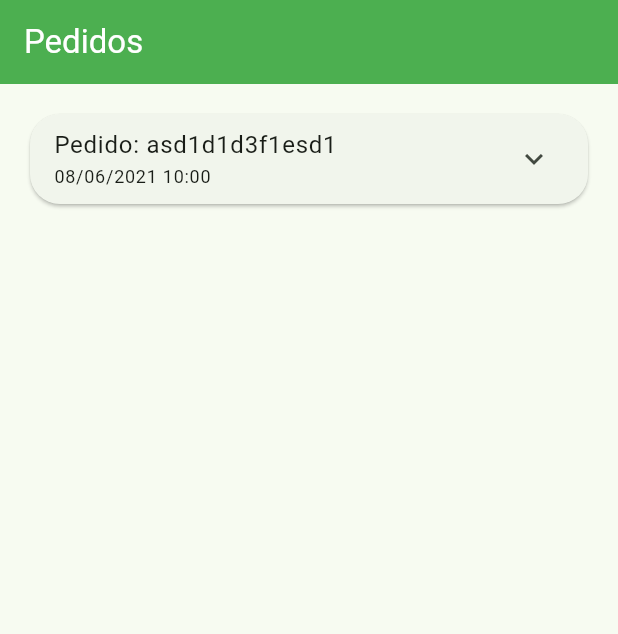
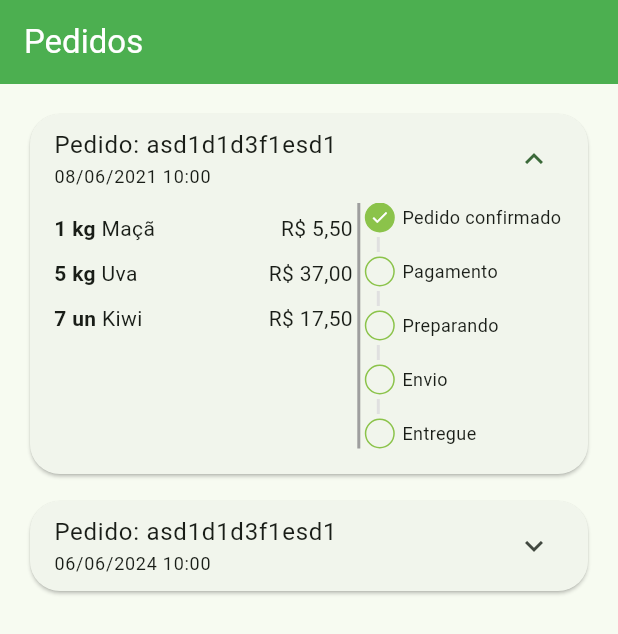
Before and after one commit to ribeiro-paulo/greengrocer-app, a Flutter app: the OrdersTab screen opened directly, on a phone screen of 412 x 824 dp. Shown: the top 634 px of the screen. Run offline on Flutter 3.47's test engine with Material 3 defaults, Android fonts, the phone set to English and light mode, and no system bars; our stand-ins replace animated_text_kit, mask_text_input_formatter.

Commit message:
feat: list order status

```diff
--- a/lib/src/config/app_data.dart
+++ b/lib/src/config/app_data.dart
@@ -92,9 +92,18 @@ List<OrderModel> orders = [
   OrderModel(
     id: 'asd1d1d3f1esd1',
     createdDateTime: DateTime.parse('2021-06-08 10:00:10.45'),
-    overdueDateTime: DateTime.parse('2021-06-08 11:00:10.45'),
+    overdueDateTime: DateTime.parse('2025-06-08 11:00:10.45'),
     items: cartItems,
-    status: 'pending_payment',
+    status: OrderStatus.pendingPayment,
+    copyAndPaste: 'asdqwasdqdefga181b',
+    total: 0,
+  ),
+  OrderModel(
+    id: 'asd1d1d3f1esd1',
+    createdDateTime: DateTime.parse('2024-06-06 10:00:10.45'),
+    overdueDateTime: DateTime.parse('2025-06-10 11:00:10.45'),
+    items: cartItems,
+    status: OrderStatus.delivered,
     copyAndPaste: 'asdqwasdqdefga181b',
     total: 0,
   )
--- a/lib/src/models/order_model.dart
+++ b/lib/src/models/order_model.dart
@@ -1,11 +1,20 @@
 import 'package:greemgrocer/src/models/cart_item_model.dart';
+
+enum OrderStatus {
+  pendingPayment,
+  refunded,
+  paid,
+  preparingPurchase,
+  shipping,
+  delivered
+}
 
 class OrderModel {
   String id;
   DateTime createdDateTime;
   DateTime overdueDateTime;
   List<CartItemModel> items;
-  String status;
+  OrderStatus status;
   String copyAndPaste;
   double total;
 
--- a/lib/src/pages/orders/components/order_status_widget.dart
+++ b/lib/src/pages/orders/components/order_status_widget.dart
@@ -1,11 +1,21 @@
 import 'package:flutter/material.dart';
 import 'package:greemgrocer/src/config/custom_colors.dart';
+import 'package:greemgrocer/src/models/order_model.dart';
 
 class OrderStatusWidget extends StatelessWidget {
-  final String status;
+  final OrderStatus status;
   final bool isOverdue;
+  final Map<OrderStatus, int> allStatus = <OrderStatus, int>{
+    OrderStatus.pendingPayment: 0,
+    OrderStatus.refunded: 1,
+    OrderStatus.paid: 2,
+    OrderStatus.preparingPurchase: 3,
+    OrderStatus.shipping: 4,
+    OrderStatus.delivered: 5
+  };
 
-  const OrderStatusWidget({
+  int get currentStatus => allStatus[status]!;
+  OrderStatusWidget({
     super.key,
     required this.status,
     required this.isOverdue,
@@ -13,18 +23,47 @@ class OrderStatusWidget extends StatelessWidget {
 
   @override
   Widget build(BuildContext context) {
-    return const Column(
+    return Column(
       crossAxisAlignment: CrossAxisAlignment.start,
       children: [
-        _StatusDot(
+        const _StatusDot(
           title: 'Pedido confirmado',
           isActive: true,
         ),
-        _CustomDivider(),
-        _StatusDot(
-          title: 'Pagamento',
-          isActive: false,
-        ),
+        const _CustomDivider(),
+        if (currentStatus == 1) ...[
+          const _StatusDot(
+            title: 'Pix estornado',
+            isActive: true,
+            backgroundColor: Colors.orange,
+          ),
+        ] else if (isOverdue) ...[
+          const _StatusDot(
+            title: 'Pagamento pix vencido',
+            isActive: true,
+            backgroundColor: Colors.red,
+          ),
+        ] else ...[
+          _StatusDot(
+            title: 'Pagamento',
+            isActive: currentStatus >= 2,
+          ),
+          const _CustomDivider(),
+          _StatusDot(
+            title: 'Preparando',
+            isActive: currentStatus >= 3,
+          ),
+          const _CustomDivider(),
+          _StatusDot(
+            title: 'Envio',
+            isActive: currentStatus >= 4,
+          ),
+          const _CustomDivider(),
+          _StatusDot(
+            title: 'Entregue',
+            isActive: currentStatus == 5,
+          ),
+        ]
       ],
     );
   }
@@ -50,11 +89,12 @@ class _CustomDivider extends StatelessWidget {
 class _StatusDot extends StatelessWidget {
   final bool isActive;
   final String title;
-  const _StatusDot({
-    super.key,
-    required this.isActive,
-    required this.title,
-  });
+  final Color? backgroundColor;
+  const _StatusDot(
+      {super.key,
+      required this.isActive,
+      required this.title,
+      this.backgroundColor});
 
   @override
   Widget build(BuildContext context) {
@@ -67,10 +107,11 @@ class _StatusDot extends StatelessWidget {
           decoration: BoxDecoration(
             shape: BoxShape.circle,
             border: Border.all(
-              color: CustomColor.customSwatchColor,
+              color: (backgroundColor ?? CustomColor.customSwatchColor),
             ),
-            color:
-                isActive ? CustomColor.customSwatchColor : Colors.transparent,
+            color: isActive
+                ? (backgroundColor ?? CustomColor.customSwatchColor)
+                : Colors.transparent,
           ),
           child: isActive
               ? const Icon(
--- a/lib/src/pages/orders/components/order_tile.dart
+++ b/lib/src/pages/orders/components/order_tile.dart
@@ -20,6 +20,7 @@ class OrderTile extends StatelessWidget {
       child: Theme(
         data: Theme.of(context).copyWith(dividerColor: Colors.transparent),
         child: ExpansionTile(
+          initiallyExpanded: order.status == OrderStatus.pendingPayment,
           title: Column(
             crossAxisAlignment: CrossAxisAlignment.start,
             mainAxisSize: MainAxisSize.min,
@@ -33,12 +34,13 @@ class OrderTile extends StatelessWidget {
           ),
           childrenPadding: const EdgeInsets.fromLTRB(16, 0, 16, 16),
           children: [
-            SizedBox(
-              height: 150,
+            IntrinsicHeight(
               child: Row(
                 children: [
                   Expanded(
                     flex: 3,
+                    child: SizedBox(
+                      height: 150,
                       child: ListView(
                         children: order.items.map((orderItem) {
                           return _OrderItemWidget(
@@ -46,6 +48,7 @@ class OrderTile extends StatelessWidget {
                             orderItem: orderItem,
                           );
                         }).toList(),
+                      ),
                     ),
                   ),
                   const VerticalDivider(
```
Lines whose indentation alone changed are shown as unchanged.
